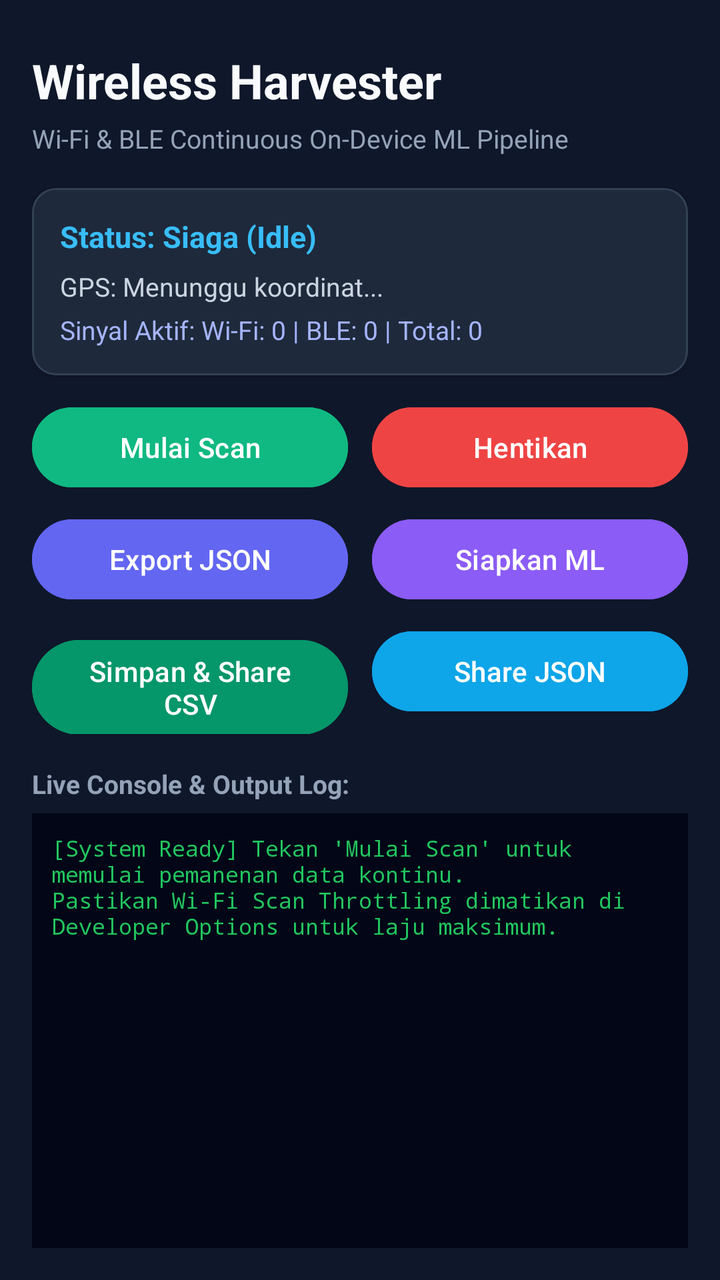
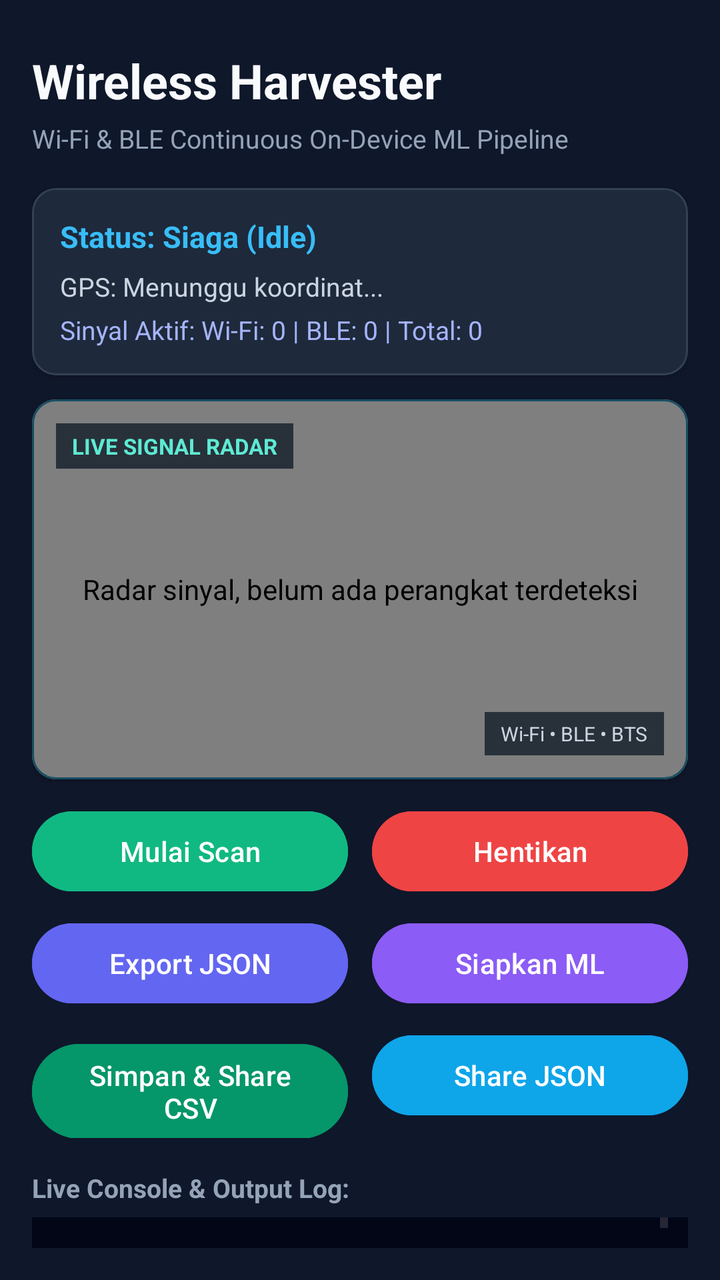

Before-and-after screenshots of an Android layout around one commit, followed by the original layout XML and the change that was made.
<!-- AndroidManifest.xml: application theme Theme.WirelessHarvester -->
<!-- res/layout/activity_main.xml -->
<?xml version="1.0" encoding="utf-8"?>
<LinearLayout xmlns:android="http://schemas.android.com/apk/res/android"
    xmlns:app="http://schemas.android.com/apk/res-auto"
    android:layout_width="match_parent"
    android:layout_height="match_parent"
    android:background="#0F172A"
    android:orientation="vertical"
    android:padding="16dp">

    
    <TextView
        android:id="@+id/tvHeaderTitle"
        android:layout_width="wrap_content"
        android:layout_height="wrap_content"
        android:layout_marginTop="8dp"
        android:text="Wireless Harvester"
        android:textColor="#F8FAFC"
        android:textSize="24sp"
        android:textStyle="bold" />

    <TextView
        android:id="@+id/tvHeaderSubtitle"
        android:layout_width="wrap_content"
        android:layout_height="wrap_content"
        android:layout_marginTop="4dp"
        android:text="Wi-Fi &amp; BLE Continuous On-Device ML Pipeline"
        android:textColor="#94A3B8"
        android:textSize="13sp" />

    
    <com.google.android.material.card.MaterialCardView
        android:layout_width="match_parent"
        android:layout_height="wrap_content"
        android:layout_marginTop="16dp"
        app:cardBackgroundColor="#1E293B"
        app:cardCornerRadius="12dp"
        app:cardElevation="2dp"
        app:strokeColor="#334155"
        app:strokeWidth="1dp">

        <LinearLayout
            android:layout_width="match_parent"
            android:layout_height="wrap_content"
            android:orientation="vertical"
            android:padding="14dp">

            <TextView
                android:id="@+id/tvStatus"
                android:layout_width="wrap_content"
                android:layout_height="wrap_content"
                android:text="Status: Siaga (Idle)"
                android:textColor="#38BDF8"
                android:textSize="15sp"
                android:textStyle="bold" />

            <TextView
                android:id="@+id/tvGpsInfo"
                android:layout_width="wrap_content"
                android:layout_height="wrap_content"
                android:layout_marginTop="6dp"
                android:text="GPS: Menunggu koordinat..."
                android:textColor="#CBD5E1"
                android:textSize="13sp" />

            <TextView
                android:id="@+id/tvSignalCounter"
                android:layout_width="wrap_content"
                android:layout_height="wrap_content"
                android:layout_marginTop="4dp"
                android:text="Sinyal Aktif: Wi-Fi: 0 | BLE: 0 | Total: 0"
                android:textColor="#A5B4FC"
                android:textSize="13sp" />
        </LinearLayout>
    </com.google.android.material.card.MaterialCardView>

    
    <LinearLayout
        android:layout_width="match_parent"
        android:layout_height="wrap_content"
        android:layout_marginTop="12dp"
        android:orientation="horizontal">

        <Button
            android:id="@+id/btnStart"
            android:layout_width="0dp"
            android:layout_height="wrap_content"
            android:layout_marginEnd="6dp"
            android:layout_weight="1"
            android:backgroundTint="#10B981"
            android:text="Mulai Scan"
            android:textColor="#FFFFFF" />

        <Button
            android:id="@+id/btnStop"
            android:layout_width="0dp"
            android:layout_height="wrap_content"
            android:layout_marginStart="6dp"
            android:layout_weight="1"
            android:backgroundTint="#EF4444"
            android:text="Hentikan"
            android:textColor="#FFFFFF" />
    </LinearLayout>

    <LinearLayout
        android:layout_width="match_parent"
        android:layout_height="wrap_content"
        android:layout_marginTop="8dp"
        android:orientation="horizontal">

        <Button
            android:id="@+id/btnExportJson"
            android:layout_width="0dp"
            android:layout_height="wrap_content"
            android:layout_marginEnd="6dp"
            android:layout_weight="1"
            android:backgroundTint="#6366F1"
            android:text="Export JSON"
            android:textColor="#FFFFFF" />

        <Button
            android:id="@+id/btnProcessMl"
            android:layout_width="0dp"
            android:layout_height="wrap_content"
            android:layout_marginStart="6dp"
            android:layout_weight="1"
            android:backgroundTint="#8B5CF6"
            android:text="Siapkan ML"
            android:textColor="#FFFFFF" />
    </LinearLayout>

    <LinearLayout
        android:layout_width="match_parent"
        android:layout_height="wrap_content"
        android:layout_marginTop="8dp"
        android:orientation="horizontal">

        <Button
            android:id="@+id/btnShareCsv"
            android:layout_width="0dp"
            android:layout_height="wrap_content"
            android:layout_marginEnd="6dp"
            android:layout_weight="1"
            android:backgroundTint="#059669"
            android:text="Simpan &amp; Share CSV"
            android:textColor="#FFFFFF" />

        <Button
            android:id="@+id/btnShareFile"
            android:layout_width="0dp"
            android:layout_height="wrap_content"
            android:layout_marginStart="6dp"
            android:layout_weight="1"
            android:backgroundTint="#0EA5E9"
            android:text="Share JSON"
            android:textColor="#FFFFFF" />
    </LinearLayout>

    
    <TextView
        android:layout_width="wrap_content"
        android:layout_height="wrap_content"
        android:layout_marginTop="16dp"
        android:layout_marginBottom="6dp"
        android:text="Live Console &amp; Output Log:"
        android:textColor="#94A3B8"
        android:textSize="13sp"
        android:textStyle="bold" />

    <ScrollView
        android:id="@+id/scrollConsole"
        android:layout_width="match_parent"
        android:layout_height="0dp"
        android:layout_weight="1"
        android:background="#020617"
        android:padding="10dp">

        <TextView
            android:id="@+id/tvConsoleLog"
            android:layout_width="match_parent"
            android:layout_height="wrap_content"
            android:fontFamily="monospace"
            android:text="[System Ready] Tekan 'Mulai Scan' untuk memulai pemanenan data kontinu.\nPastikan Wi-Fi Scan Throttling dimatikan di Developer Options untuk laju maksimum."
            android:textColor="#22C55E"
            android:textSize="11sp" />
    </ScrollView>

</LinearLayout>
<!-- resources referenced by this layout -->
<resources>
  <style name="Theme.WirelessHarvester" parent="Theme.Material3.DayNight.NoActionBar">
          <item name="colorPrimary">@color/purple_500</item>
          <item name="colorPrimaryVariant">@color/purple_700</item>
          <item name="colorOnPrimary">@color/white</item>
          <item name="colorSecondary">@color/teal_200</item>
          <item name="colorSecondaryVariant">@color/teal_700</item>
          <item name="colorOnSecondary">@color/black</item>
          <item name="android:statusBarColor">@color/card_bg</item>
      </style>
  <color name="purple_500">#6200EE</color>
  <color name="purple_700">#3700B3</color>
  <color name="white">#FFFFFFFF</color>
  <color name="teal_200">#03DAC5</color>
  <color name="teal_700">#018786</color>
  <color name="black">#FF000000</color>
  <color name="card_bg">#1E1E1E</color>
</resources>

<!-- the commit's change to res/layout/activity_main.xml (unified diff, before → after) -->
@@ -74,6 +74,55 @@
     </com.google.android.material.card.MaterialCardView>
 
     
+    <com.google.android.material.card.MaterialCardView
+        android:layout_width="match_parent"
+        android:layout_height="190dp"
+        android:layout_marginTop="12dp"
+        app:cardBackgroundColor="#03101D"
+        app:cardCornerRadius="12dp"
+        app:cardElevation="2dp"
+        app:strokeColor="#164E63"
+        app:strokeWidth="1dp">
+
+        <FrameLayout
+            android:layout_width="match_parent"
+            android:layout_height="match_parent">
+
+            <com.example.wirelessharvester.RadarView
+                android:id="@+id/radarView"
+                android:layout_width="match_parent"
+                android:layout_height="match_parent"
+                android:contentDescription="@string/radar_content_description"
+                android:importantForAccessibility="yes" />
+
+            <TextView
+                android:layout_width="wrap_content"
+                android:layout_height="wrap_content"
+                android:layout_gravity="top|start"
+                android:layout_margin="12dp"
+                android:background="#B303101D"
+                android:paddingHorizontal="8dp"
+                android:paddingVertical="4dp"
+                android:text="@string/radar_title"
+                android:textColor="#5EEAD4"
+                android:textSize="11sp"
+                android:textStyle="bold" />
+
+            <TextView
+                android:layout_width="wrap_content"
+                android:layout_height="wrap_content"
+                android:layout_gravity="bottom|end"
+                android:layout_margin="12dp"
+                android:background="#B303101D"
+                android:paddingHorizontal="8dp"
+                android:paddingVertical="4dp"
+                android:text="@string/radar_legend"
+                android:textColor="#CBD5E1"
+                android:textSize="10sp" />
+        </FrameLayout>
+    </com.google.android.material.card.MaterialCardView>
+
+    
     <LinearLayout
         android:layout_width="match_parent"
         android:layout_height="wrap_content"
<!-- resource entries referenced after the edit -->
@@ -1,5 +1,8 @@
 <!-- resources referenced by this layout -->
 <resources>
+  <string name="radar_content_description">Radar sinyal, belum ada perangkat terdeteksi</string>
+  <string name="radar_legend">Wi-Fi • BLE • BTS</string>
+  <string name="radar_title">LIVE SIGNAL RADAR</string>
   <style name="Theme.WirelessHarvester" parent="Theme.Material3.DayNight.NoActionBar">
           <item name="colorPrimary">@color/purple_500</item>
           <item name="colorPrimaryVariant">@color/purple_700</item>
